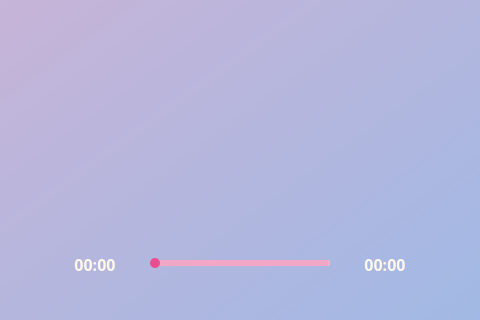
First picture: the form in PySide_UI/ui/main1.ui, repository chisteryg/CPlayer, before the edit; both pictures show x 300 to 780 and y 480 to 800 of the 1100 by 800 pixel window.
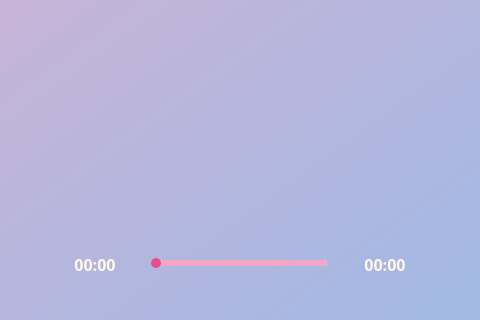
Second picture: the form after the edit. Icons and pictures are not drawn. Custom widgets are drawn as their Qt base class.

Diff of the .ui file:
```diff
--- a/PySide_UI/ui/main1.ui
+++ b/PySide_UI/ui/main1.ui
@@ -176,8 +176,13 @@
 	font-size: 16px;
 }
 /*进度滑动条*/
+QSlider#music_time_slider{
+	margin: 3px;
+}
 QSlider#music_time_slider::groove 
 {
+	padding-left: -2px;
+	padding-right: -2px; 
 	background:white;
 	height:6px;
 	border-radius: 3px;
```
